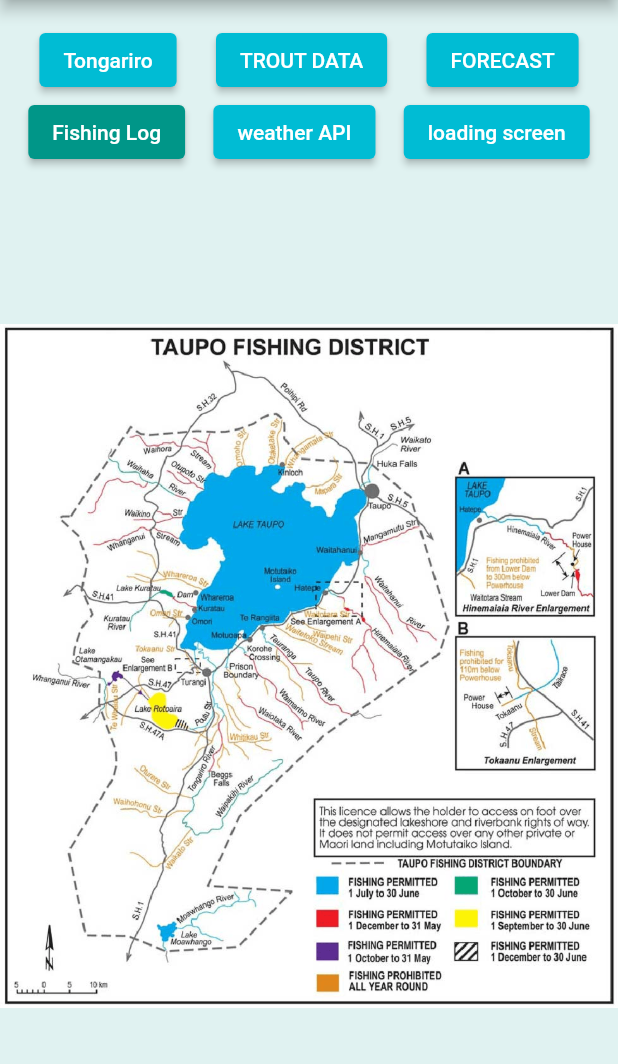
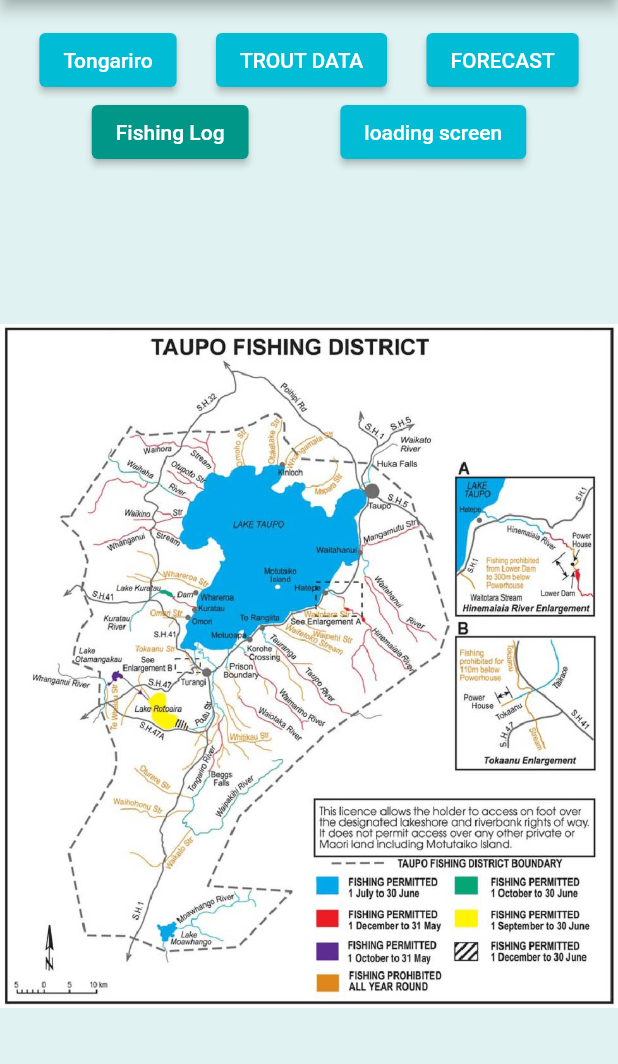
Before and after one commit to palmabalsa/tight-lines-app, a Flutter app: the screen it shows after launch, on a phone screen of 412 x 824 dp, the part 84-1148 px from its top. Run offline on Flutter 3.47's test engine with Material 2 defaults, Android fonts, the light colour scheme and no system bars; our stand-ins replace flutter_spinkit, google_maps_flutter, weather; Roboto replaces fonts that are missing (Sofiapro).

```diff
--- a/lib/main.dart
+++ b/lib/main.dart
@@ -6,7 +6,6 @@ import 'package:ttlines2/views/Tongariro.dart';
 import 'package:ttlines2/views/TT.dart';
 import 'package:ttlines2/views/Lake_Omg.dart';
 import 'package:ttlines2/views/todays_weather.dart';
-import 'package:ttlines2/views/weather.dart';
 import 'package:ttlines2/views/weather_forecast.dart';
 import 'package:ttlines2/views/troutDataLog.dart';
 
@@ -133,16 +132,6 @@ class _HomeViewState extends State<HomeView> {
               },
               child: Text('Fishing Log')),
 
-              // //just for now - testing weather API stuff
-            ElevatedButton(
-              style: style,
-              onPressed: () {
-                Navigator.push(
-                  context,
-                  MaterialPageRoute(builder: (context) => WeatherView()),
-                );
-              },
-              child: const Text('weather API')),
 
 // testing the loading screen example
               ElevatedButton(
```
